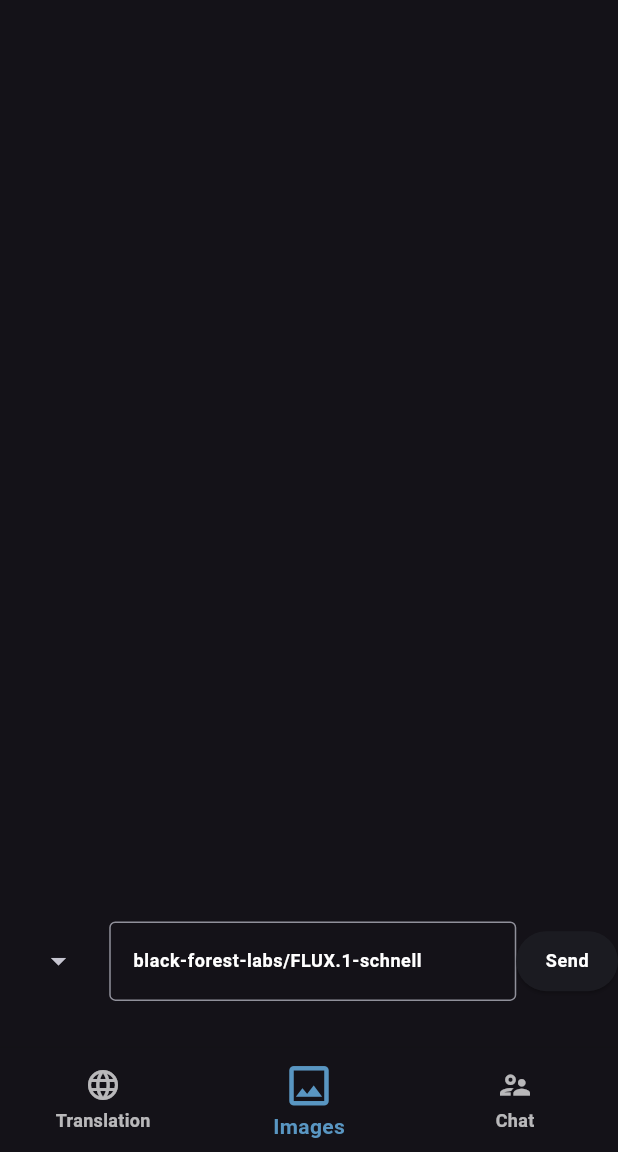
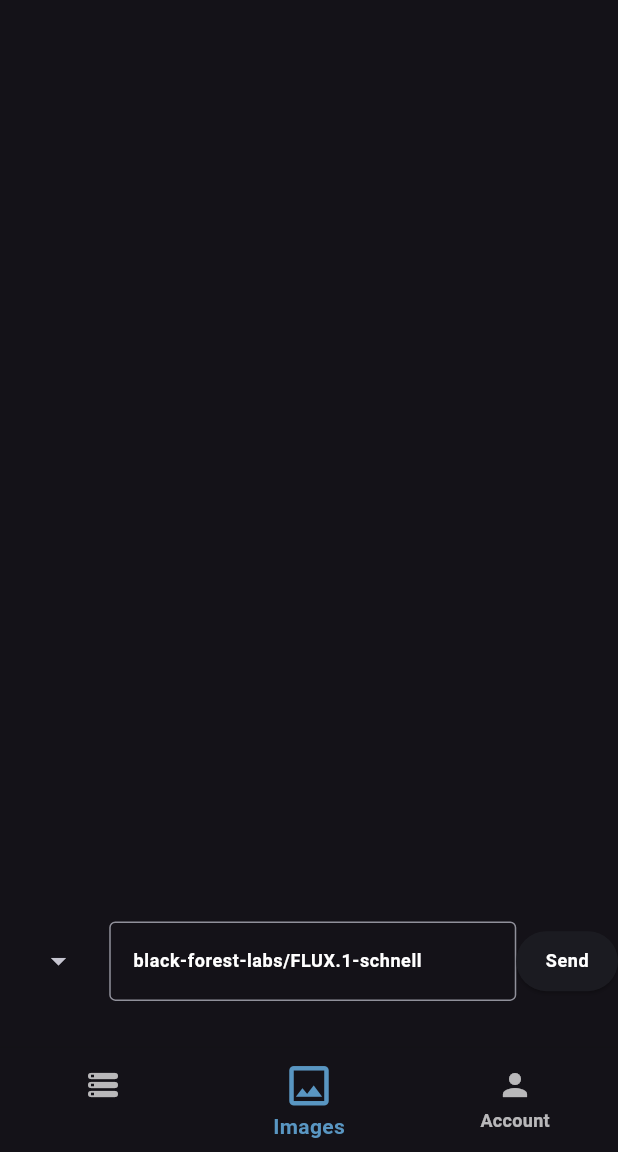
Before and after one commit to ChrisRamirez11/DynamAI, a Flutter app: the screen it shows after launch, on a phone screen of 412 x 824 dp, the part 84-1236 px from its top. Run offline on Flutter 3.47's test engine with Material 3 defaults, Android fonts, the phone set to English and light mode, and no system bars; our stand-ins replace permission_handler.

Commit message:
refactor in the whole project. Making the code more understandable

```diff
--- a/lib/model/hfinference.dart
+++ b/lib/core/service/hfinference.dart
@@ -2,7 +2,7 @@
 import 'dart:math';
 import 'dart:developer' as dev;
 
-import 'package:hf_ai_app/utils/consts.dart';
+import 'package:hf_ai_app/core/utils/consts.dart';
 import 'package:http/http.dart' as http;
 import 'dart:convert';
 
--- a/lib/main.dart
+++ b/lib/main.dart
@@ -3,7 +3,7 @@
 import 'package:hf_ai_app/providers/text_image_list_provider.dart';
 import 'package:hf_ai_app/screens/custom_error_screen.dart';
 import 'package:hf_ai_app/screens/home_screen.dart';
-import 'package:hf_ai_app/utils/theme.dart';
+import 'package:hf_ai_app/core/utils/theme.dart';
 import 'package:provider/provider.dart';
 
 Future<void> main() async {
--- a/lib/screens/home_screen.dart
+++ b/lib/screens/home_screen.dart
@@ -1,6 +1,6 @@
 import 'package:flutter/material.dart';
-import 'package:hf_ai_app/screens/image_generation_screen.dart';
-import 'package:hf_ai_app/utils/theme.dart';
+import 'package:hf_ai_app/screens/image_generation/image_generation_screen.dart';
+import 'package:hf_ai_app/core/utils/theme.dart';
 
 class HomeScreen extends StatefulWidget {
   const HomeScreen({super.key});
@@ -45,11 +45,11 @@
 List<BottomNavigationBarItem> _getItems() {
   List<BottomNavigationBarItem> itemsList = [
     const BottomNavigationBarItem(
-        icon: Icon(Icons.language), label: 'Translation'),
+        icon: Icon(Icons.storage_rounded), label: ''),
     const BottomNavigationBarItem(
         icon: Icon(Icons.photo_outlined), label: 'Images'),
     const BottomNavigationBarItem(
-        icon: Icon(Icons.supervisor_account_outlined), label: 'Chat'),
+        icon: Icon(Icons.person), label: 'Account'),
   ];
   return itemsList;
 }
@@ -61,7 +61,7 @@
         child: Text('Coming Soon'),
       );
     case 1:
-      return const Textgeneration();
+      return const ImageGeneration();
     case 2:
       return const Center(
         child: Text('Coming Soon'),
--- a/lib/screens/image_generation_screen.dart
+++ b/lib/screens/image_generation/image_generation_screen.dart
@@ -1,18 +1,18 @@
 import 'package:flutter/material.dart';
 import 'package:hf_ai_app/providers/selected_ai_provider.dart';
 import 'package:hf_ai_app/providers/text_image_list_provider.dart';
-import 'package:hf_ai_app/utils/ai_list.dart';
+import 'package:hf_ai_app/core/utils/ai_list.dart';
 import 'package:hf_ai_app/widgets/chat_text_box.dart';
 import 'package:provider/provider.dart';
 
-class Textgeneration extends StatefulWidget {
-  const Textgeneration({super.key});
+class ImageGeneration extends StatefulWidget {
+  const ImageGeneration({super.key});
 
   @override
-  State<Textgeneration> createState() => _TextgenerationState();
+  State<ImageGeneration> createState() => _ImageGenerationState();
 }
 
-class _TextgenerationState extends State<Textgeneration> {
+class _ImageGenerationState extends State<ImageGeneration> {
   final ScrollController _scrollController = ScrollController();
   final TextEditingController _textEditingController = TextEditingController();
 
```
Also changed, not shown: lib/widgets/chat_text_box.dart (+4 -39 lines), lib/widgets/image_generated.dart (added, +49 -0 lines), lib/core/utils/ai_list.dart (renamed from lib/utils/ai_list.dart), lib/core/utils/consts.dart (renamed from lib/utils/consts.dart), lib/core/utils/image_saver.dart (renamed from lib/utils/image_saver.dart), lib/core/utils/theme.dart (renamed from lib/utils/theme.dart), pubspec.lock, 3 other files.
